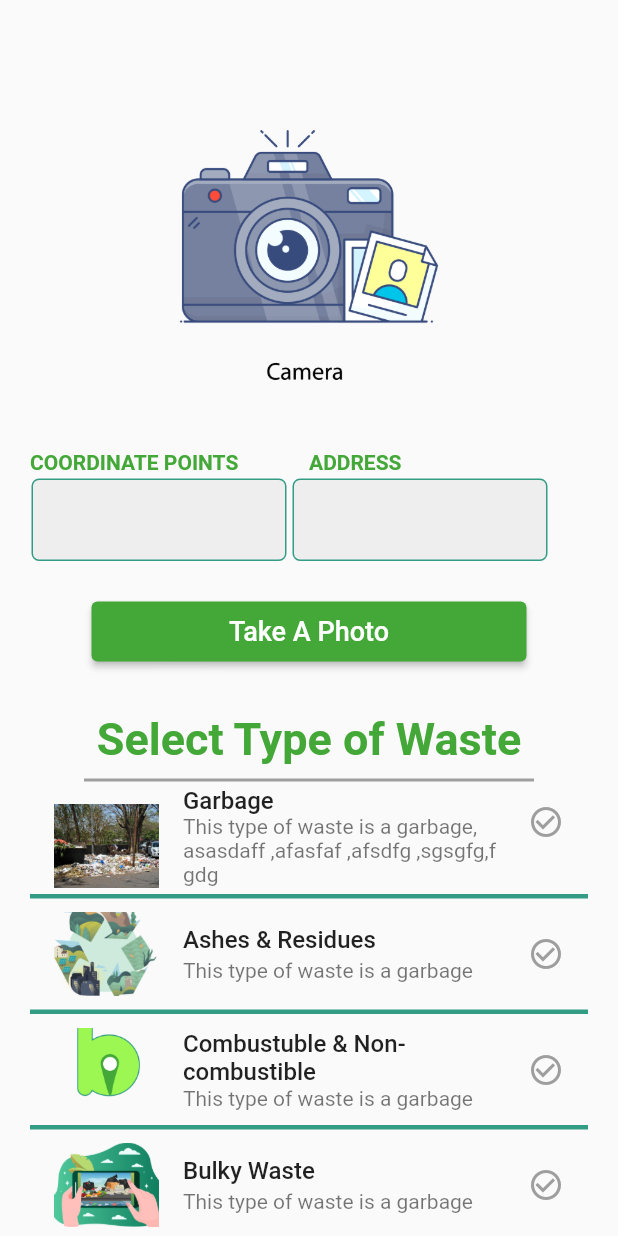
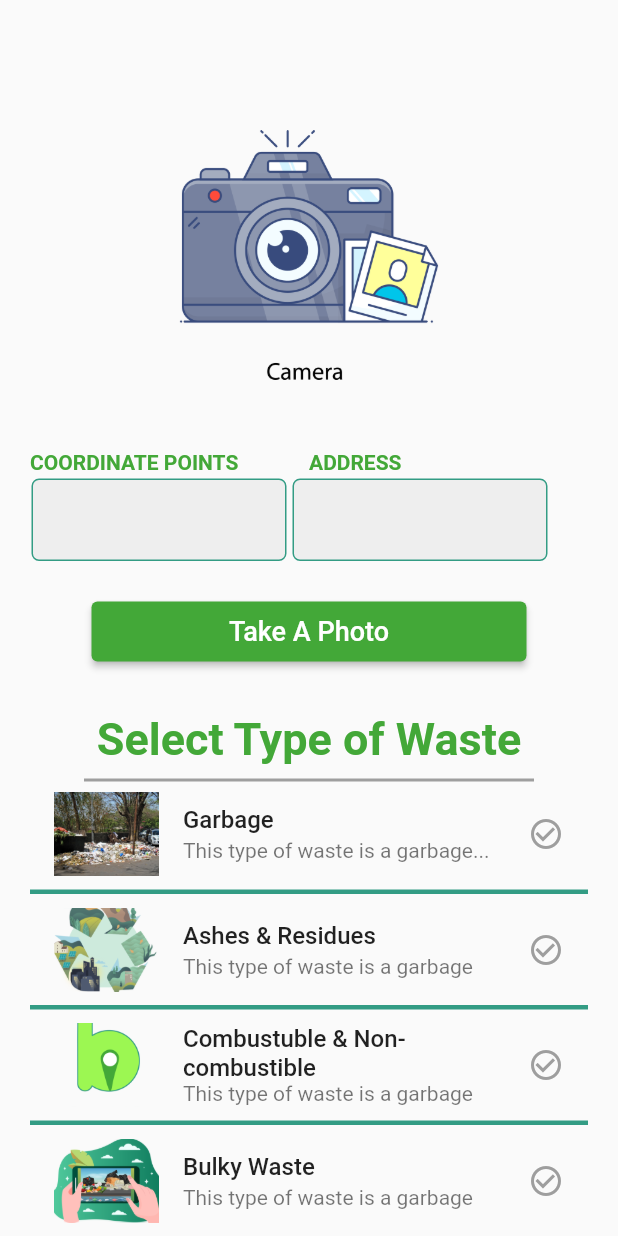
Before and after one commit to lau-rensi/BASID, a Flutter app: the CameraPage screen opened directly, on a phone screen of 412 x 824 dp. Run offline on Flutter 3.47's test engine with Material 2 defaults, Android fonts, the light colour scheme and no system bars; our stand-ins replace animated_splash_screen, curved_navigation_bar, geocoding, geolocator, get, iconsax and 1 more.

Commit message:
BASID - MOBILE

```diff
--- a/lib/navpages/camera_page.dart
+++ b/lib/navpages/camera_page.dart
@@ -23,7 +23,7 @@ class _CameraPageState extends State<CameraPage> {
   //====================================================================
 
   List<WasteType> waste = [
-    WasteType("Garbage", "This type of waste is a garbage, asasdaff ,afasfaf ,afsdfg ,sgsgfg,fgdg", false),
+    WasteType("Garbage", "This type of waste is a garbage...", false),
     WasteType("Ashes & Residues", "This type of waste is a garbage", false),
     WasteType("Combustuble & Non-combustible", "This type of waste is a garbage", false),
     WasteType("Bulky Waste", "This type of waste is a garbage", false),
```
